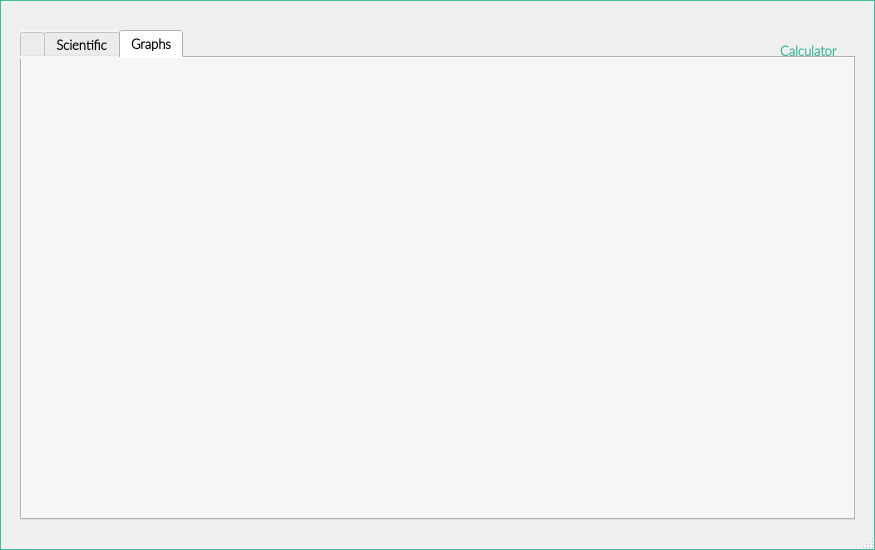
The window that mainscreen.ui (rddealwis/Formular_Calculator_and_Integrator) describes before a commit, drawn with Qt 5.
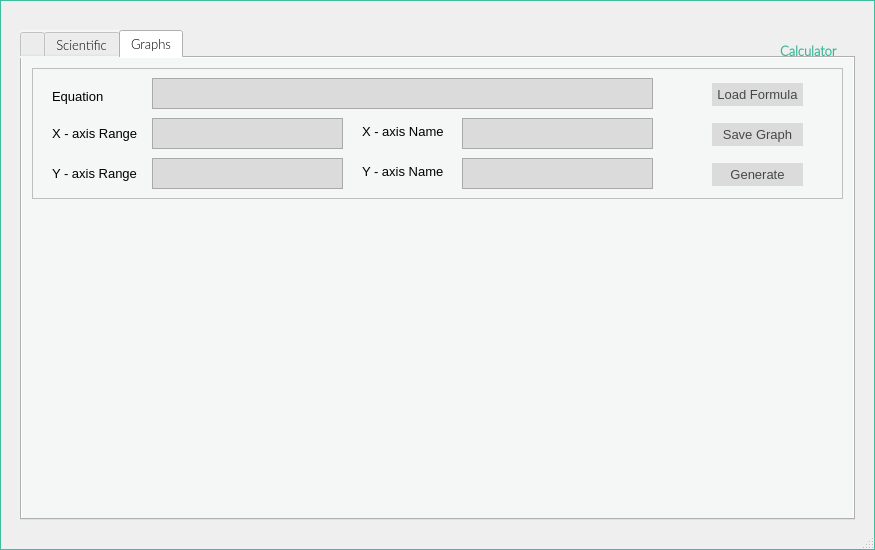
The same window after the commit. The open tabs and pages were chosen to show the change. Icons and pictures are not drawn.

Commit message:
Designed the interface for the Graph tab.
Also applied CSS to the forms.

```diff
--- a/mainscreen.ui
+++ b/mainscreen.ui
@@ -39,8 +39,8 @@
      <font>
       <family>Lato Light</family>
       <pointsize>10</pointsize>
-      <weight>75</weight>
-      <bold>true</bold>
+      <weight>50</weight>
+      <bold>false</bold>
      </font>
     </property>
     <property name="autoFillBackground">
@@ -2209,6 +2209,328 @@
      <attribute name="title">
       <string>Graphs</string>
      </attribute>
+     <widget class="QFrame" name="frame">
+      <property name="geometry">
+       <rect>
+        <x>10</x>
+        <y>10</y>
+        <width>811</width>
+        <height>131</height>
+       </rect>
+      </property>
+      <property name="frameShape">
+       <enum>QFrame::StyledPanel</enum>
+      </property>
+      <property name="frameShadow">
+       <enum>QFrame::Raised</enum>
+      </property>
+      <widget class="QLabel" name="lblEquation">
+       <property name="geometry">
+        <rect>
+         <x>20</x>
+         <y>20</y>
+         <width>71</width>
+         <height>16</height>
+        </rect>
+       </property>
+       <property name="font">
+        <font>
+         <family>Lao UI</family>
+         <pointsize>10</pointsize>
+        </font>
+       </property>
+       <property name="text">
+        <string>Equation</string>
+       </property>
+      </widget>
+      <widget class="QLabel" name="lblXaxisRange">
+       <property name="geometry">
+        <rect>
+         <x>20</x>
+         <y>55</y>
+         <width>91</width>
+         <height>21</height>
+        </rect>
+       </property>
+       <property name="font">
+        <font>
+         <family>Lao UI</family>
+         <pointsize>10</pointsize>
+        </font>
+       </property>
+       <property name="text">
+        <string>X - axis Range</string>
+       </property>
+      </widget>
+      <widget class="QLabel" name="lblYaxisRange">
+       <property name="geometry">
+        <rect>
+         <x>20</x>
+         <y>95</y>
+         <width>91</width>
+         <height>21</height>
+        </rect>
+       </property>
+       <property name="font">
+        <font>
+         <family>Lao UI</family>
+         <pointsize>10</pointsize>
+        </font>
+       </property>
+       <property name="text">
+        <string>Y - axis Range</string>
+       </property>
+      </widget>
+      <widget class="QTextEdit" name="txtEquation">
+       <property name="geometry">
+        <rect>
+         <x>120</x>
+         <y>10</y>
+         <width>501</width>
+         <height>31</height>
+        </rect>
+       </property>
+       <property name="font">
+        <font>
+         <family>Lao UI</family>
+         <pointsize>10</pointsize>
+        </font>
+       </property>
+       <property name="autoFillBackground">
+        <bool>true</bool>
+       </property>
+       <property name="styleSheet">
+        <string notr="true">QTextEdit{
+    background-color: #dbdbdb;	
+}</string>
+       </property>
+      </widget>
+      <widget class="QTextEdit" name="txtXaxisRange">
+       <property name="geometry">
+        <rect>
+         <x>120</x>
+         <y>50</y>
+         <width>191</width>
+         <height>31</height>
+        </rect>
+       </property>
+       <property name="font">
+        <font>
+         <family>Lao UI</family>
+         <pointsize>10</pointsize>
+        </font>
+       </property>
+       <property name="autoFillBackground">
+        <bool>true</bool>
+       </property>
+       <property name="styleSheet">
+        <string notr="true">QTextEdit{
+    background-color: #dbdbdb;	
+}</string>
+       </property>
+      </widget>
+      <widget class="QTextEdit" name="txtYaxisRange">
+       <property name="geometry">
+        <rect>
+         <x>120</x>
+         <y>90</y>
+         <width>191</width>
+         <height>31</height>
+        </rect>
+       </property>
+       <property name="font">
+        <font>
+         <family>Lao UI</family>
+         <pointsize>10</pointsize>
+        </font>
+       </property>
+       <property name="autoFillBackground">
+        <bool>true</bool>
+       </property>
+       <property name="styleSheet">
+        <string notr="true">QTextEdit{
+    background-color: #dbdbdb;	
+}</string>
+       </property>
+      </widget>
+      <widget class="QLabel" name="lblXaxisName">
+       <property name="geometry">
+        <rect>
+         <x>330</x>
+         <y>55</y>
+         <width>91</width>
+         <height>16</height>
+        </rect>
+       </property>
+       <property name="font">
+        <font>
+         <family>Lao UI</family>
+         <pointsize>10</pointsize>
+        </font>
+       </property>
+       <property name="text">
+        <string>X - axis Name</string>
+       </property>
+      </widget>
+      <widget class="QTextEdit" name="txtXaxisName">
+       <property name="geometry">
+        <rect>
+         <x>430</x>
+         <y>50</y>
+         <width>191</width>
+         <height>31</height>
+        </rect>
+       </property>
+       <property name="font">
+        <font>
+         <family>Lao UI</family>
+         <pointsize>10</pointsize>
+        </font>
+       </property>
+       <property name="autoFillBackground">
+        <bool>true</bool>
+       </property>
+       <property name="styleSheet">
+        <string notr="true">QTextEdit{
+    background-color: #dbdbdb;	
+}</string>
+       </property>
+      </widget>
+      <widget class="QLabel" name="lblYaxisName">
+       <property name="geometry">
+        <rect>
+         <x>330</x>
+         <y>95</y>
+         <width>91</width>
+         <height>16</height>
+        </rect>
+       </property>
+       <property name="font">
+        <font>
+         <family>Lao UI</family>
+         <pointsize>10</pointsize>
+        </font>
+       </property>
+       <property name="text">
+        <string>Y - axis Name</string>
+       </property>
+      </widget>
+      <widget class="QTextEdit" name="txtYaxisName">
+       <property name="geometry">
+        <rect>
+         <x>430</x>
+         <y>90</y>
+         <width>191</width>
+         <height>31</height>
+        </rect>
+       </property>
+       <property name="font">
+        <font>
+         <family>Lao UI</family>
+         <pointsize>10</pointsize>
+        </font>
+       </property>
+       <property name="autoFillBackground">
+        <bool>true</bool>
+       </property>
+       <property name="styleSheet">
+        <string notr="true">QTextEdit{
+    background-color: #dbdbdb;	
+}</string>
+       </property>
+      </widget>
+      <widget class="QPushButton" name="pbLoadGraphFormula">
+       <property name="geometry">
+        <rect>
+         <x>680</x>
+         <y>15</y>
+         <width>91</width>
+         <height>23</height>
+        </rect>
+       </property>
+       <property name="font">
+        <font>
+         <family>Lao UI</family>
+         <pointsize>10</pointsize>
+        </font>
+       </property>
+       <property name="styleSheet">
+        <string notr="true">QPushButton{
+ 	background-color: #dbdbdb;
+    border: 2px;
+	color:#464747;
+
+}
+
+QPushButton:hover{background-color:#40bd9e; color:white;}</string>
+       </property>
+       <property name="text">
+        <string>Load Formula</string>
+       </property>
+      </widget>
+      <widget class="QPushButton" name="pbSaveGraph">
+       <property name="geometry">
+        <rect>
+         <x>680</x>
+         <y>55</y>
+         <width>91</width>
+         <height>23</height>
+        </rect>
+       </property>
+       <property name="font">
+        <font>
+         <family>Lao UI</family>
+         <pointsize>10</pointsize>
+        </font>
+       </property>
+       <property name="styleSheet">
+        <string notr="true">QPushButton{
+ 	background-color: #dbdbdb;
+    border: 2px;
+	color:#464747;
+
+}
+
+QPushButton:hover{background-color:#40bd9e; color:white;}</string>
+       </property>
+       <property name="text">
+        <string>Save Graph</string>
+       </property>
+      </widget>
+      <widget class="QPushButton" name="pbGenerate">
+       <property name="geometry">
+        <rect>
+         <x>680</x>
+         <y>95</y>
+         <width>91</width>
+         <height>23</height>
+        </rect>
+       </property>
+       <property name="font">
+        <font>
+         <family>Lao UI</family>
+         <pointsize>10</pointsize>
+        </font>
+       </property>
+       <property name="styleSheet">
+        <string notr="true">QPushButton{
+ 	background-color: #dbdbdb;
+    border: 2px;
+	color:#464747;
+
+}
+
+QPushButton:hover{background-color:#40bd9e; color:white;}</string>
+       </property>
+       <property name="text">
+        <string>Generate</string>
+       </property>
+      </widget>
+     </widget>
+     <zorder>frame</zorder>
+     <zorder>pbLoadGraphFormula</zorder>
+     <zorder>pbSaveGraph</zorder>
+     <zorder>pbGenerate</zorder>
     </widget>
    </widget>
    <widget class="QLabel" name="label">
```
Left out of the diff: 257 changed lines with no effect on the pictures. The commit also changes 2 other files.
